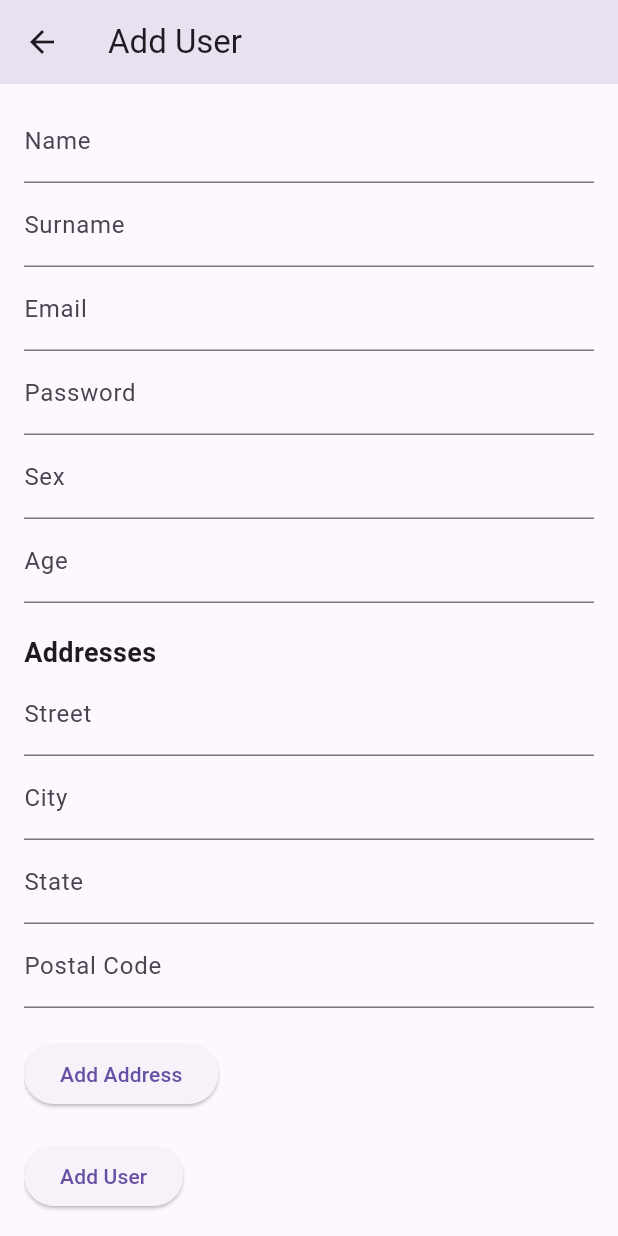
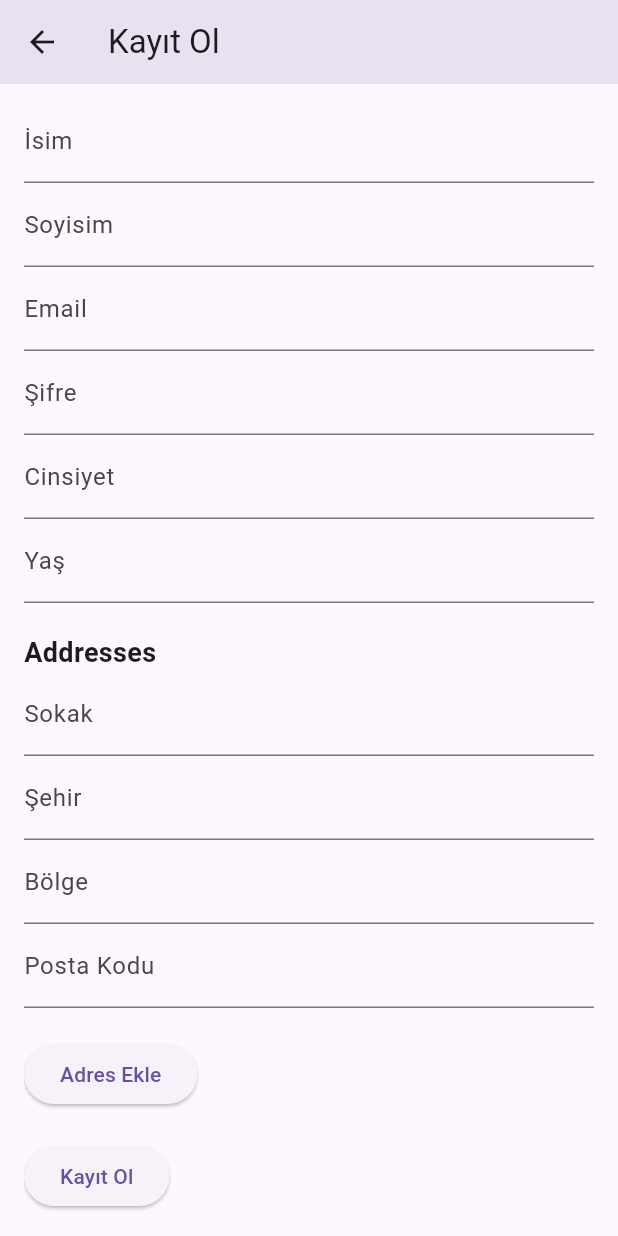
Before and after one commit to mkingmking/MatchMeow, a Flutter app: the AddUserPage screen opened directly, scrolled down 32 dp, on a phone screen of 412 x 824 dp. Run offline on Flutter 3.47's test engine with Material 3 defaults, Android fonts, the phone set to English and light mode, and no system bars; our stand-ins replace firebase_auth, firebase_core, firebase_database, firebase_storage, image_picker; missing offline and left inert: swipable_stack; accounts and stored records are empty; project files that could hold a hidden picture were left out.

Commit message:
istek üzerine türkçeleştirme

```diff
--- a/lib/AddPetPage.dart
+++ b/lib/AddPetPage.dart
@@ -115,7 +115,7 @@ class _AddPetPageState extends State<AddPetPage> {
   Widget build(BuildContext context) {
     return Scaffold(
       appBar: AppBar(
-        title: const Text('Add a Pet'),
+        title: const Text('İlan Ver'),
       ),
       body: Padding(
         padding: const EdgeInsets.all(16.0),
@@ -125,24 +125,24 @@ class _AddPetPageState extends State<AddPetPage> {
             children: [
               TextField(
                 controller: _nameController,
-                decoration: InputDecoration(labelText: 'Pet Name'),
+                decoration: InputDecoration(labelText: 'Hayvan ismi'),
               ),
               TextField(
                 controller: _speciesController,
-                decoration: InputDecoration(labelText: 'Species'),
+                decoration: InputDecoration(labelText: 'Türü (Kedi/Köpek)'),
               ),
               TextField(
                 controller: _ageController,
-                decoration: InputDecoration(labelText: 'Age'),
+                decoration: InputDecoration(labelText: 'Yaş'),
                 keyboardType: TextInputType.number,
               ),
               TextField(
                 controller: _colorController,
-                decoration: InputDecoration(labelText: 'Color'),
+                decoration: InputDecoration(labelText: 'Renk'),
               ),
               TextField(
                 controller: _breedController,
-                decoration: InputDecoration(labelText: 'Breed'),
+                decoration: InputDecoration(labelText: 'Cinsi'),
               ),
               DropdownButton<String>(
                 value: _sex,
@@ -160,7 +160,7 @@ class _AddPetPageState extends State<AddPetPage> {
                 }).toList(),
               ),
               SwitchListTile(
-                title: const Text('Castrated'),
+                title: const Text('Kısır mı'),
                 value: _castrated,
                 onChanged: (bool value) {
                   setState(() {
@@ -170,18 +170,18 @@ class _AddPetPageState extends State<AddPetPage> {
               ),
               TextField(
                 controller: _specialNeedController,
-                decoration: InputDecoration(labelText: 'Special Care Needs'),
+                decoration: InputDecoration(labelText: 'Özel İhtiyacı var mı?'),
               ),
               _buildCharacteristicsChips(),
               SizedBox(height: 16.0),
               ElevatedButton(
                 onPressed: _pickImage,
-                child: Text('Pick Pet Image'),
+                child: Text('Resim Yükle'),
               ),
               SizedBox(height: 16.0),
               ElevatedButton(
                 onPressed: _addPetToDatabase,
-                child: Text('Add Pet'),
+                child: Text('Kaydet'),
               ),
             ],
           ),
--- a/lib/PetListPage.dart
+++ b/lib/PetListPage.dart
@@ -45,7 +45,7 @@ class _PetListPageState extends State<PetListPage> {
   Widget build(BuildContext context) {
     return Scaffold(
         appBar: AppBar(
-          title: Text('Pet List'),
+          title: Text('Manuel Arama'),
         ),
         body: Container(
           child: ListView.builder(
--- a/lib/addUserPage.dart
+++ b/lib/addUserPage.dart
@@ -100,7 +100,7 @@ class _AddUserPageState extends State<AddUserPage> {
   Widget build(BuildContext context) {
     return Scaffold(
       appBar: AppBar(
-        title: Text('Add User'),
+        title: Text('Kayıt Ol'),
         leading: IconButton(
           icon: Icon(Icons.arrow_back),
           onPressed: () {
@@ -115,15 +115,15 @@ class _AddUserPageState extends State<AddUserPage> {
           child: Column(
             crossAxisAlignment: CrossAxisAlignment.start,
             children: [
-              Text('User Information',
+              Text('Kullanıcı Bilgisi',
                   style: TextStyle(fontSize: 18, fontWeight: FontWeight.bold)),
               TextFormField(
                 controller: nameController,
-                decoration: InputDecoration(labelText: 'Name'),
+                decoration: InputDecoration(labelText: 'İsim'),
               ),
               TextFormField(
                 controller: surnameController,
-                decoration: InputDecoration(labelText: 'Surname'),
+                decoration: InputDecoration(labelText: 'Soyisim'),
               ),
               TextFormField(
                 controller: emailController,
@@ -131,37 +131,37 @@ class _AddUserPageState extends State<AddUserPage> {
               ),
               TextFormField(
                 controller: passwordController,
-                decoration: InputDecoration(labelText: 'Password'),
+                decoration: InputDecoration(labelText: 'Şifre'),
                 obscureText: true, // Hide the password input
               ),
               TextFormField(
                 controller: sexController,
-                decoration: InputDecoration(labelText: 'Sex'),
+                decoration: InputDecoration(labelText: 'Cinsiyet'),
               ),
               TextFormField(
                 controller: ageController,
                 keyboardType: TextInputType.number,
-                decoration: InputDecoration(labelText: 'Age'),
+                decoration: InputDecoration(labelText: 'Yaş'),
               ),
               SizedBox(height: 20),
               Text('Addresses',
                   style: TextStyle(fontSize: 18, fontWeight: FontWeight.bold)),
               TextFormField(
                 controller: streetController,
-                decoration: InputDecoration(labelText: 'Street'),
+                decoration: InputDecoration(labelText: 'Sokak'),
               ),
               TextFormField(
                 controller: cityController,
-                decoration: InputDecoration(labelText: 'City'),
+                decoration: InputDecoration(labelText: 'Şehir'),
               ),
               TextFormField(
                 controller: stateController,
-                decoration: InputDecoration(labelText: 'State'),
+                decoration: InputDecoration(labelText: 'Bölge'),
               ),
               TextFormField(
                 controller: postalCodeController,
                 keyboardType: TextInputType.number,
-                decoration: InputDecoration(labelText: 'Postal Code'),
+                decoration: InputDecoration(labelText: 'Posta Kodu'),
               ),
               SizedBox(height: 20),
               ElevatedButton(
@@ -175,12 +175,12 @@ class _AddUserPageState extends State<AddUserPage> {
                   stateController.clear();
                   postalCodeController.clear();
                 },
-                child: const Text('Add Address'),
+                child: const Text('Adres Ekle'),
               ),
               SizedBox(height: 20),
               ElevatedButton(
                 onPressed: _registerUser,
-                child: Text('Add User'),
+                child: Text('Kayıt Ol'),
               ),
             ],
           ),
--- a/lib/newsPage.dart
+++ b/lib/newsPage.dart
@@ -55,7 +55,7 @@ class NewsPage extends StatelessWidget {
       },
       child: Scaffold(
         appBar: AppBar(
-          title: Text('News'),
+          title: Text('Evcil Hayvan Haberleri'),
           backgroundColor: mainColor,
         ),
         body: ListView.builder(
```
